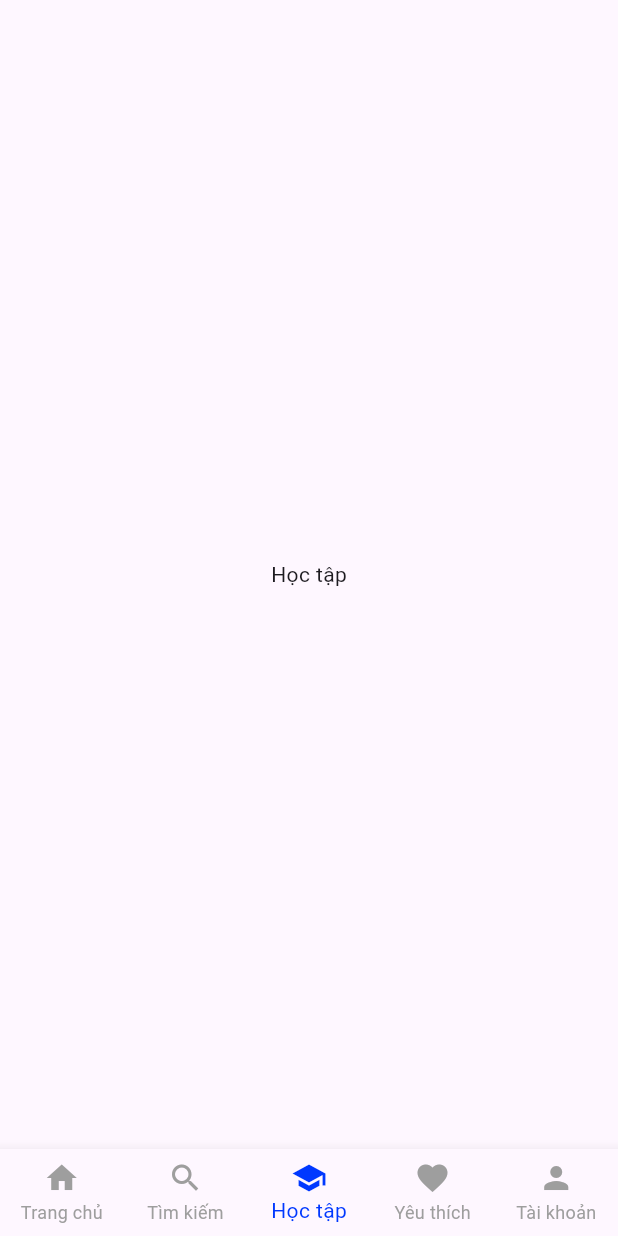
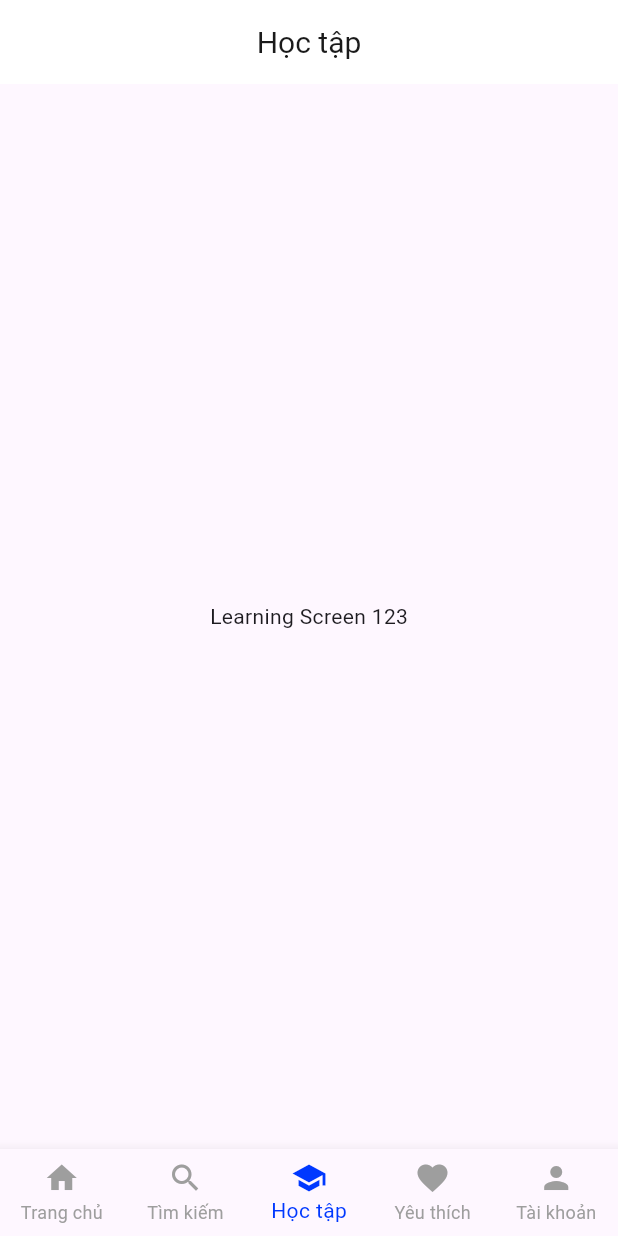
Before and after one commit to ASE-UIT/02.-Online-course-System, a Flutter app: the HomeScreen screen opened directly, item 3 of the bottom bar chosen, on a phone screen of 412 x 824 dp. Run offline on Flutter 3.47's test engine with Material 3 defaults, Android fonts, the phone set to English and light mode, and no system bars; Roboto replaces fonts that are missing (WorkSans).

Commit message:
fix(LearningScreen): add LearningScreen.dart

```diff
--- a/lib/screens/HomeScreen.dart
+++ b/lib/screens/HomeScreen.dart
@@ -2,6 +2,7 @@ import 'package:flutter/material.dart';
 import 'package:online_course_system/constants/colors.dart';
 import 'package:online_course_system/screens/CourseListScreen.dart';
 import 'package:online_course_system/screens/FavoriteScreen.dart';
+import 'package:online_course_system/screens/LearningScreen.dart';
 import 'package:online_course_system/screens/SearchScreen.dart';
 
 class HomeScreen extends StatefulWidget {
@@ -18,7 +19,7 @@ class _HomeScreenState extends State<HomeScreen> {
   final List<Widget> _screens = [
     const Center(child: CourseListScreen()),
     const Center(child: SearchScreen()),
-    const Center(child: Text('Học tập')),
+    const Center(child: LearningScreen()),
     const Center(child: FavoriteScreen()),
     const Center(child: Text('Tài khoản')),
   ];
--- /dev/null
+++ b/lib/screens/LearningScreen.dart
@@ -0,0 +1,28 @@
+import 'package:flutter/material.dart';
+import 'package:online_course_system/constants/colors.dart';
+
+class LearningScreen extends StatelessWidget {
+  const LearningScreen({Key? key}) : super(key: key);
+
+  @override
+  Widget build(BuildContext context) {
+    return Scaffold(
+      appBar: AppBar(
+        elevation: 0,
+        backgroundColor: AppColors.white,
+        automaticallyImplyLeading: false,
+        centerTitle: true,
+        title: const Text(
+          'Học tập',
+          style: TextStyle(
+              color: AppColors.black,
+              fontSize: 20,
+              fontWeight: FontWeight.w400),
+        ),
+      ),
+      body: Center(
+        child: Text('Learning Screen 123'),
+      ),
+    );
+  }
+}
--- a/lib/widgets/HomeExploreCategory.dart
+++ b/lib/widgets/HomeExploreCategory.dart
@@ -43,7 +43,7 @@ class HomeExploreCategory extends StatelessWidget {
                   ),
                 ],
               ),
-            )
+            ),
           ],
         ),
         SizedBox(
```
Also changed, not shown: pubspec.lock.
